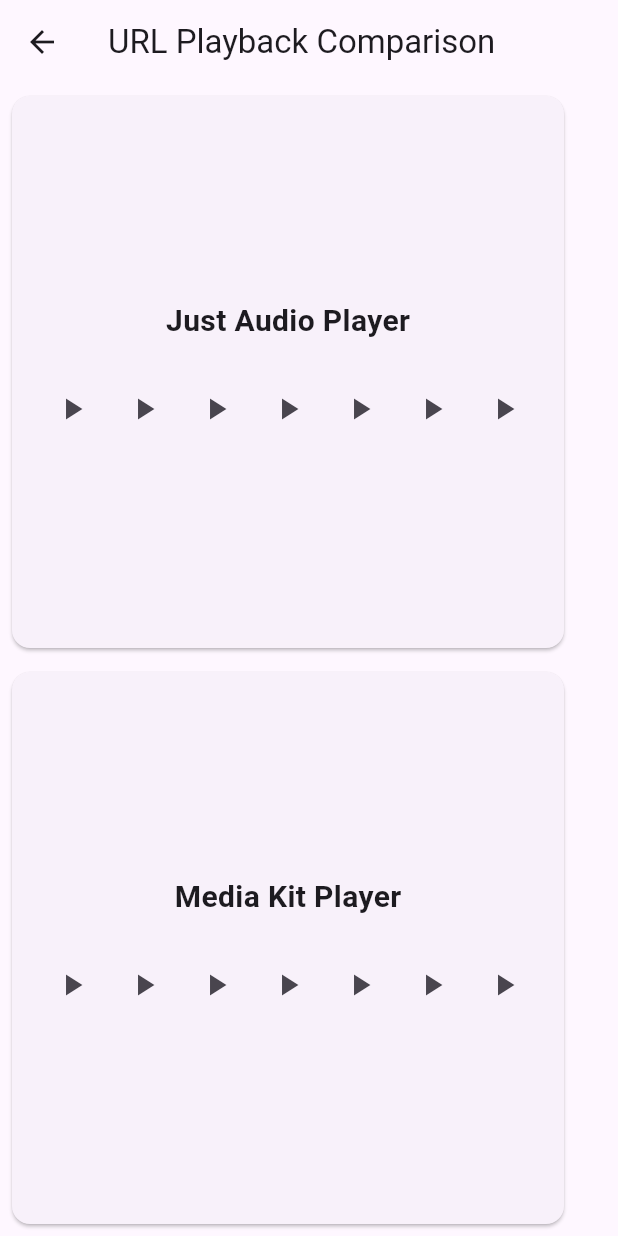
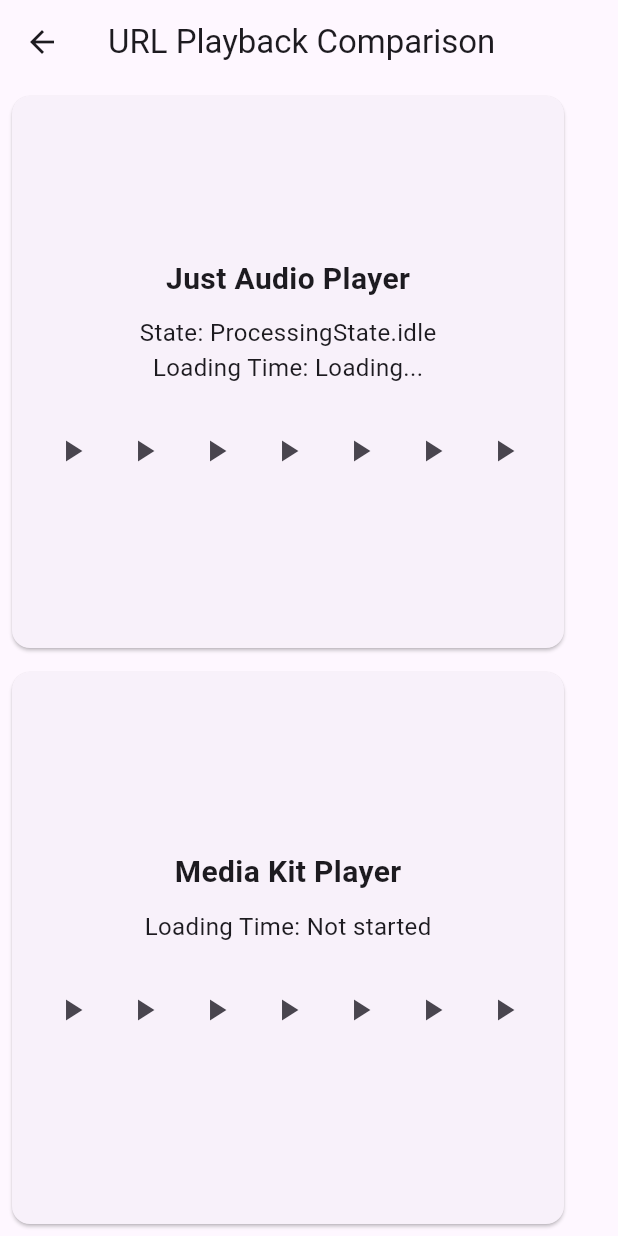
Before and after one commit to PhuCG/just_audio-media_kit, a Flutter app: the UrlComparisonScreen screen opened directly, after a tap on the "play arrow" icon, on a phone screen of 412 x 824 dp. Run offline on Flutter 3.47's test engine with Material 3 defaults, Android fonts, the phone set to English and light mode, and no system bars; our stand-ins replace flutter_riverpod, just_audio, rxdart; missing offline and left inert: media_kit; statements that could not run were skipped.

Commit message:
Update dependencies and enhance audio comparison functionality. Upgraded just_audio to version 0.10.3 and added rxdart as a direct dependency. Implemented loading time tracking and processing state management for both Just Audio and Media Kit in the UrlComparisonScreen. Refactored audio provider logic to support new features.

```diff
--- a/lib/providers/audio_providers.dart
+++ b/lib/providers/audio_providers.dart
@@ -1,5 +1,5 @@
 import 'package:flutter_riverpod/flutter_riverpod.dart';
-import 'package:just_audio/just_audio.dart';
+import 'package:just_audio/just_audio.dart' hide PlayerState;
 import 'package:media_kit/media_kit.dart';
 
 // Sample audio URLs for testing
@@ -36,3 +36,19 @@ final currentUrlIndexProvider = StateProvider<int>((ref) => 0);
 
 // Provider for current audio source
 final currentAudioSourceProvider = StateProvider<AudioSource?>((ref) => null);
+
+// Provider for Just Audio loading time
+final justAudioLoadingTimeProvider =
+    StateProvider<String>((ref) => 'Not started');
+
+// Provider for Media Kit loading time
+final mediaKitLoadingTimeProvider =
+    StateProvider<String>((ref) => 'Not started');
+
+// Provider for Just Audio processing state
+final justAudioProcessingStateProvider =
+    StateProvider<ProcessingState?>((ref) => null);
+
+// Provider for Media Kit processing state
+final mediaKitProcessingStateProvider =
+    StateProvider<PlayerState?>((ref) => null);
--- a/lib/screens/url_comparison_screen.dart
+++ b/lib/screens/url_comparison_screen.dart
@@ -1,16 +1,98 @@
+import 'dart:async';
+import 'dart:developer';
+
 import 'package:flutter/material.dart';
 import 'package:flutter_riverpod/flutter_riverpod.dart';
+import 'package:just_audio/just_audio.dart';
 import 'package:media_kit/media_kit.dart';
+import 'package:rxdart/rxdart.dart';
 import '../providers/audio_providers.dart';
 
-class UrlComparisonScreen extends ConsumerWidget {
+class UrlComparisonScreen extends ConsumerStatefulWidget {
   const UrlComparisonScreen({super.key});
 
   @override
-  Widget build(BuildContext context, WidgetRef ref) {
+  ConsumerState<UrlComparisonScreen> createState() =>
+      _UrlComparisonScreenState();
+}
+
+class _UrlComparisonScreenState extends ConsumerState<UrlComparisonScreen> {
+  DateTime? justAudioStartTime;
+  DateTime? mediaKitStartTime;
+
+  @override
+  void initState() {
+    super.initState();
+    _setupJustAudioListener();
+    _setupMediaKitListener();
+  }
+
+  void _setupJustAudioListener() {
+    final player = ref.read(justAudioPlayerProvider);
+    player.processingStateStream.listen((state) {
+      ref.read(justAudioProcessingStateProvider.notifier).state = state;
+
+      if (state == ProcessingState.idle) {
+        // justAudioStartTime = DateTime.now();
+        ref.read(justAudioLoadingTimeProvider.notifier).state = 'Loading...';
+      } else if (state == ProcessingState.ready && justAudioStartTime != null) {
+        final duration = DateTime.now().difference(justAudioStartTime!);
+        ref.read(justAudioLoadingTimeProvider.notifier).state =
+            'Loaded in ${duration.inMilliseconds}ms';
+      }
+    });
+  }
+
+  void _setupMediaKitListener() {
+    final player = ref.read(mediaKitPlayerProvider);
+
+    // Create streams for each state we want to track
+    // final bufferingStream = player.stream.buffering;
+    // final playingStream = player.stream.playing;
+    final errorStream = player.stream.error;
+
+    player.stream.playing.listen((isPlaying) {
+      print('[log] MediaKit isPlaying: $isPlaying');
+      if (isPlaying) {
+        final duration = DateTime.now().difference(mediaKitStartTime!);
+        ref.read(mediaKitLoadingTimeProvider.notifier).state =
+            'Loaded in ${duration.inMilliseconds}ms';
+      }
+    });
+    // Combine buffering and playing states
+    // Rx.combineLatest2(
+    //   bufferingStream,
+    //   playingStream,
+    //   (bool isBuffering, bool isPlaying) => _MediaKitState(
+    //     isBuffering: isBuffering,
+    //     isPlaying: isPlaying,
+    //   ),
+    // ).listen((state) {
+    //   print(
+    //       '[log] MediaKit State: buffering=${state.isBuffering}, playing=${state.isPlaying}');
+
+    //   if (state.isBuffering) {
+    //     // mediaKitStartTime = DateTime.now();
+    //     ref.read(mediaKitLoadingTimeProvider.notifier).state = 'Loading...';
+    //   } else if (state.isPlaying && mediaKitStartTime != null) {}
+    // });
+
+    // Handle errors separately
+    errorStream.listen((error) {
+      if (error.isNotEmpty) {
+        print('[log] MediaKit Error: $error');
+        ref.read(mediaKitLoadingTimeProvider.notifier).state = 'Error: $error';
+      }
+    });
+  }
+
+  @override
+  Widget build(BuildContext context) {
     final justAudioPlayer = ref.watch(justAudioPlayerProvider);
     final mediaKitPlayer = ref.watch(mediaKitPlayerProvider);
-    final currentUrlIndex = ref.watch(currentUrlIndexProvider);
+    final justAudioLoadingTime = ref.watch(justAudioLoadingTimeProvider);
+    final mediaKitLoadingTime = ref.watch(mediaKitLoadingTimeProvider);
+    final justAudioState = ref.watch(justAudioProcessingStateProvider);
 
     return Scaffold(
       appBar: AppBar(title: const Text('URL Playback Comparison')),
@@ -32,6 +114,15 @@ class UrlComparisonScreen extends ConsumerWidget {
                         fontWeight: FontWeight.bold,
                       ),
                     ),
+                    const SizedBox(height: 10),
+                    Text(
+                      'State: ${justAudioState?.toString() ?? 'Unknown'}',
+                      style: const TextStyle(fontSize: 16),
+                    ),
+                    Text(
+                      'Loading Time: $justAudioLoadingTime',
+                      style: const TextStyle(fontSize: 16),
+                    ),
                     const SizedBox(height: 20),
                     Wrap(
                       children: sampleUrls.map(
@@ -39,9 +130,11 @@ class UrlComparisonScreen extends ConsumerWidget {
                           return IconButton(
                             icon: const Icon(Icons.play_arrow),
                             onPressed: () async {
-                              await justAudioPlayer.setUrl(
-                                url,
-                              );
+                              justAudioStartTime = DateTime.now();
+                              ref
+                                  .read(justAudioLoadingTimeProvider.notifier)
+                                  .state = 'Loading...';
+                              await justAudioPlayer.setUrl(url);
                               await justAudioPlayer.play();
                             },
                           );
@@ -69,6 +162,11 @@ class UrlComparisonScreen extends ConsumerWidget {
                         fontWeight: FontWeight.bold,
                       ),
                     ),
+                    const SizedBox(height: 10),
+                    Text(
+                      'Loading Time: $mediaKitLoadingTime',
+                      style: const TextStyle(fontSize: 16),
+                    ),
                     const SizedBox(height: 20),
                     Wrap(
                       children: sampleUrls.map(
@@ -76,9 +174,11 @@ class UrlComparisonScreen extends ConsumerWidget {
                           return IconButton(
                             icon: const Icon(Icons.play_arrow),
                             onPressed: () async {
-                              await mediaKitPlayer.open(
-                                Media(url),
-                              );
+                              mediaKitStartTime = DateTime.now();
+                              ref
+                                  .read(mediaKitLoadingTimeProvider.notifier)
+                                  .state = 'Loading...';
+                              await mediaKitPlayer.open(Media(url));
                               mediaKitPlayer.play();
                             },
                           );
@@ -95,3 +195,14 @@ class UrlComparisonScreen extends ConsumerWidget {
     );
   }
 }
+
+// Helper class to represent MediaKit state
+class _MediaKitState {
+  final bool isBuffering;
+  final bool isPlaying;
+
+  _MediaKitState({
+    required this.isBuffering,
+    required this.isPlaying,
+  });
+}
--- a/pubspec.yaml
+++ b/pubspec.yaml
@@ -13,9 +13,11 @@ dependencies:
   # State management
   flutter_riverpod: ^2.4.9
   # Audio packages
-  just_audio: ^0.9.46
+  just_audio: ^0.10.3
   media_kit: ^1.2.0
   media_kit_libs_audio: ^1.0.6
+  # Stream utilities
+  rxdart: ^0.28.0
 
 dev_dependencies:
   flutter_test:
```
Also changed, not shown: pubspec.lock.
